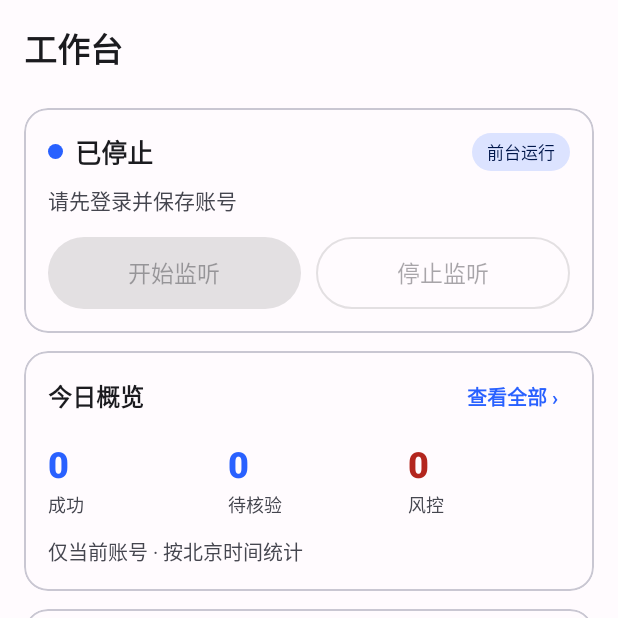
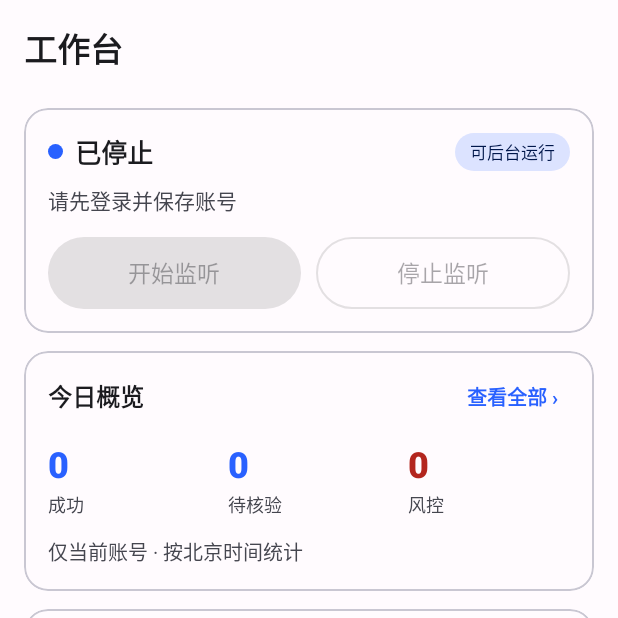
Before and after one commit to doimty/dpgrabber-standalone, an Android app: the screen it shows after launch (MainActivity), on a phone screen of 412 x 824 dp, the top half of it. Run offline under Robolectric (Android 15) with nearby library versions, the phone set to English and light mode, and no system bars.

Commit message:
android: describe background behaviour instead of copying the iOS foreground-only copy

```diff
--- a/android/app/src/main/res/values/strings.xml
+++ b/android/app/src/main/res/values/strings.xml
@@ -23,8 +23,8 @@
     <string name="login_failed">登录失败</string>
 
     <!-- 工作台 -->
-    <string name="badge_foreground">前台运行</string>
-    <string name="status_hint_default">保持 App 在前台，切到后台会安全停止。</string>
+    <string name="badge_foreground">可后台运行</string>
+    <string name="status_hint_default">开始后可切到后台，由常驻通知保持运行；被系统或省电策略清理时会自动停止，未决订单保留为未知。</string>
     <string name="title_today_overview">今日概览</string>
     <string name="title_shop_orders">店铺与接单</string>
     <string name="title_week_performance">本周表现</string>
```
